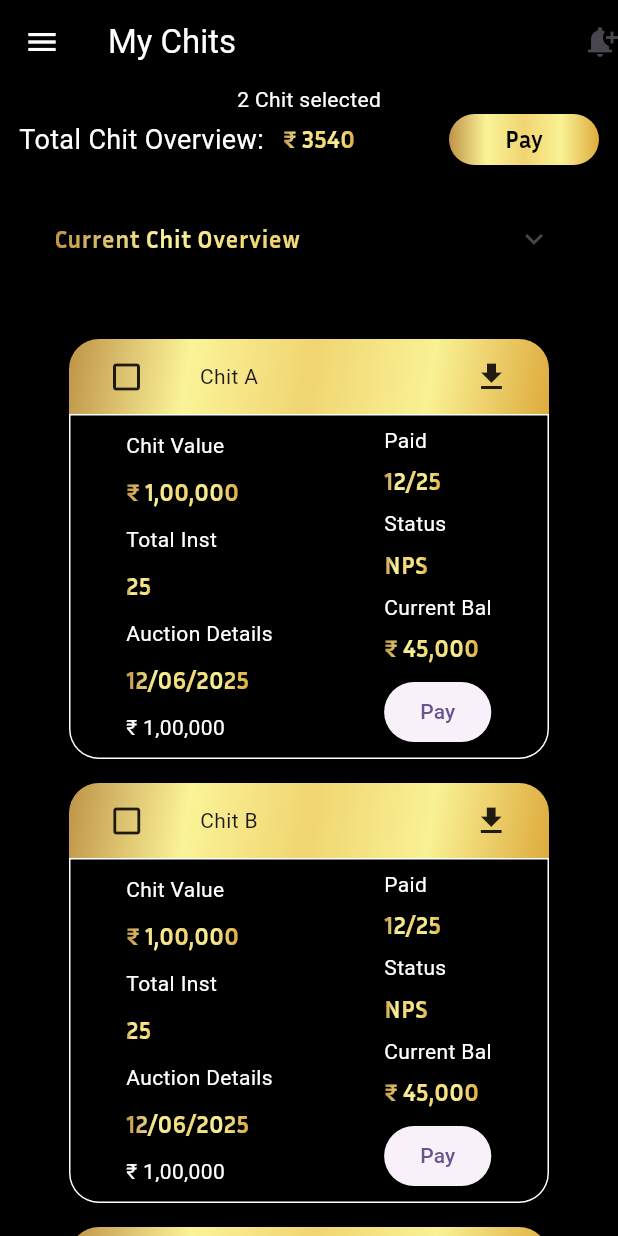
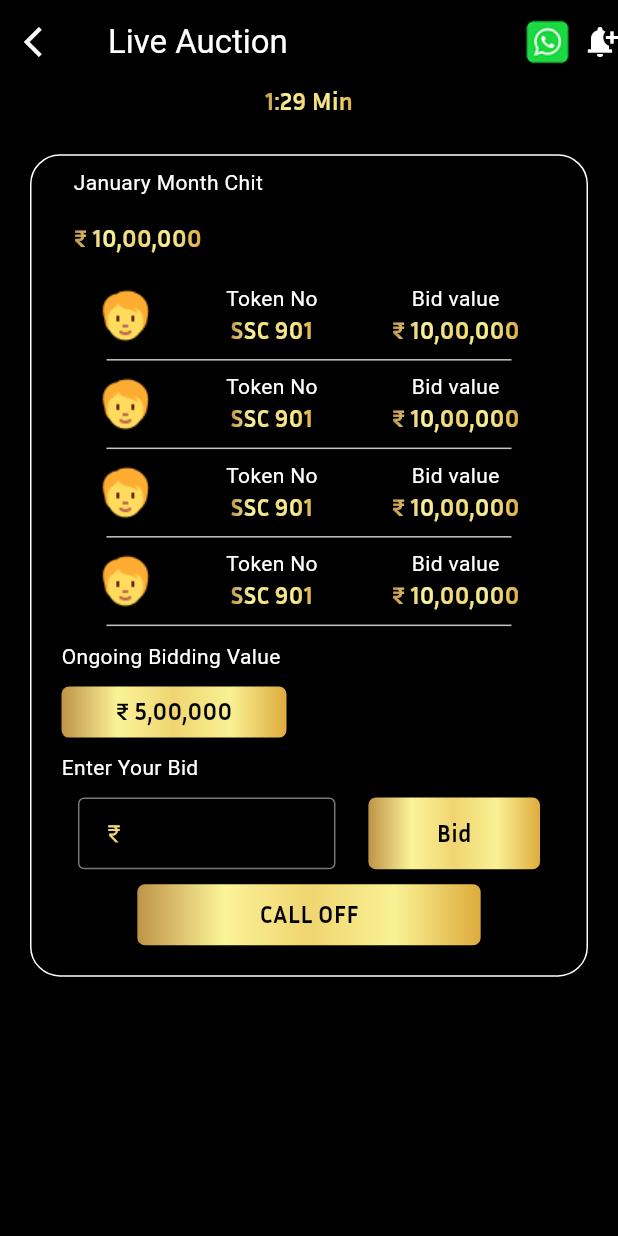
Before and after one commit to kowshik024/Backbone, a Flutter app: the screen it shows after launch, on a phone screen of 412 x 824 dp. Run offline on Flutter 3.47's test engine with Material 3 defaults, Android fonts, the phone set to English and light mode, and no system bars; our stand-ins replace flutter_screenutil, flutter_svg, google_fonts, pin_code_fields, pinput.

Commit message:
live commit

```diff
--- /dev/null
+++ b/lib/Liveauction/LiveScreen.dart
@@ -0,0 +1,262 @@
+import 'package:backbone/utils/gradient_icon.dart';
+import 'package:backbone/utils/gradient_text.dart';
+import 'package:flutter/material.dart';
+import 'package:flutter_screenutil/flutter_screenutil.dart';
+import '../constant/app_colors.dart';
+import '../utils/flutter_custom_text.dart';
+import '../utils/gradient_coloured_button.dart';
+import 'dart:async';
+
+
+
+
+class Livescreen extends StatefulWidget {
+  const Livescreen({super.key});
+
+  @override
+  State<Livescreen> createState() => _LivescreenState();
+}
+
+class _LivescreenState extends State<Livescreen> {
+
+  bool _isColumnVisible = true;
+  bool _dialogShown = false;
+
+
+  late int _minutes;
+  late int _seconds;
+  late Timer _timer;
+
+  @override
+  void initState() {
+    super.initState();
+
+    _minutes = 1;
+    _seconds = 36;
+
+
+    _startTimer();
+  }
+
+
+  void _startTimer() {
+    _timer = Timer.periodic(Duration(seconds: 1), (Timer timer) {
+      if (_seconds == 20) {
+        if (_minutes == 1) {
+          _showAlertDialog();
+
+        } else {
+          _minutes--;
+          _seconds = 59;
+        }
+      } else {
+        _seconds--;
+      }
+
+
+      setState(() {});
+    });
+  }
+
+
+  void _showAlertDialog() {
+    if (!_dialogShown) {
+      setState(() {
+        _dialogShown = true;
+      });
+
+      showModalBottomSheet(
+        context: context,
+        isScrollControlled: true,
+        builder: (BuildContext context) {
+          return Padding(
+            padding: const EdgeInsets.all(20.0),
+            child: Column(
+              mainAxisSize: MainAxisSize.min,
+              children: [
+                Icon(Icons.watch_later, color: Colors.red, size: 80),
+                SizedBox(height: 10),
+                Text(
+                  "Bidding Close Soon! 0:59 sec",
+                  style: TextStyle(fontSize: 18, fontWeight: FontWeight.bold),
+                ),
+                SizedBox(height: 20),
+                Container(
+                  width: double.infinity,
+                  height: 50,
+                  child: GradientColoredButton(
+                    borderRadius: BorderRadius.circular(5),
+                    onTap: () {},
+                    child: FlutterCustomText(
+                      text: 'Bid Now',
+                      color: AppColors().blackColor,
+                    ),
+                  ),
+                ),
+              ],
+            ),
+          );
+        },
+      );
+    }
+  }
+
+
+
+  @override
+  void dispose() {
+    _timer.cancel();
+    super.dispose();
+  }
+
+
+  @override
+  Widget build(BuildContext context) {
+    return Scaffold(
+      backgroundColor: Colors.black,
+      appBar: AppBar(
+        backgroundColor: Colors.black,
+        title: Text('Live Auction',style: TextStyle(color: Colors.white),),
+        leading: Icon(Icons.arrow_back_ios,color: Colors.white,),
+        actions: [Image(image: AssetImage("assets/whatsapp.png")),
+          Icon(Icons.notification_add,color: Colors.white,)
+        ],
+      ),
+      body: Padding(
+        padding: const EdgeInsets.only(left: 20,right: 20),
+        child: Column(children: [
+          GradientText(text: '$_minutes:${_seconds.toString().padLeft(2, '0')} Min'),
+          SizedBox(height: 20.h,),
+          Container(
+            width: double.infinity.w,
+            child: Padding(
+              padding: const EdgeInsets.only(left: 20,right: 20),
+              child: Column(
+                crossAxisAlignment: CrossAxisAlignment.start,
+                children: [
+                Padding(
+                  padding: const EdgeInsets.all(8.0),
+                  child: Text("January Month Chit",style: TextStyle(color: Colors.white),),
+                ),
+                Padding(
+                  padding: const EdgeInsets.all(8.0),
+                  child: GradientText(text: '₹ 10,00,000'),
+                ),
+                  SizedBox(height: 10,),
+                  SizedBox(
+                    height: 200.h,
+                    child: ListView.builder(
+                      itemCount: 4,
+                      itemBuilder: (context, index) {
+                        return Center(
+                          child: Column(
+                            children: [
+                              Row(
+                                mainAxisAlignment: MainAxisAlignment.spaceAround,
+                                children: [
+                                  Image(image: AssetImage('assets/manemoji.png')),
+                                  Column(children: [
+                                    Text("Token No",style: TextStyle(color: Colors.white),),
+                                    GradientText(text: "SSC 901")
+                                  ],),
+                                  Column(children: [
+                                    Text("Bid value",style: TextStyle(color: Colors.white),),
+                                    GradientText(text: "₹ 10,00,000")
+                                  ],)
+                                ],
+                              ),
+                              Divider(
+                                endIndent: 30,
+                                indent: 30,
+                              )
+                            ],
+                          ),
+                        );
+
+                      },
+                    ),
+                  ),
+                  if (_isColumnVisible)
+                  Column(
+                    crossAxisAlignment: CrossAxisAlignment.start,
+                    children: [
+                    Text("Ongoing Bidding Value",style: TextStyle(color: Colors.white),),
+                    SizedBox(height: 10,),
+                    SizedBox(height: 34,width: 150,
+                      child: GradientColoredButton(
+                        borderRadius: BorderRadius.circular(5),
+                        onTap: () {},
+                        child: FlutterCustomText(
+                          text: '₹ 5,00,000',
+                          color: AppColors().blackColor,
+                        ),
+                      ),
+                    ),
+                    SizedBox(height: 10,),
+                    Text("Enter Your Bid",style: TextStyle(color: Colors.white),),
+                    SizedBox(height: 10,),
+                    Row(
+                      mainAxisAlignment: MainAxisAlignment.spaceAround,
+                      children: [
+                        SizedBox(
+                          height: 40.h,
+                          width: 150.w,
+                          child: TextFormField(
+                            decoration: InputDecoration(
+                              border: OutlineInputBorder(),
+                              prefixIcon: GradientIcon(child: Icon(Icons.currency_rupee,color: Colors.white,size: 15,))
+                            ),
+                          ),
+                        ),
+                        SizedBox(height: 40.h,width: 100.w,
+                          child: GradientColoredButton(
+                            borderRadius: BorderRadius.circular(5),
+                            onTap: () {},
+                            child: FlutterCustomText(
+                              text: 'Bid',
+                              color: AppColors().blackColor,
+                            ),
+                          ),
+                        ),
+
+                      ],
+                    ),
+                      SizedBox(height: 10,),
+
+                    Center(
+                      child: SizedBox(height: 34.h,width: 200.w,
+                        child: GradientColoredButton(
+                          borderRadius: BorderRadius.circular(5),
+                          onTap: () {
+                            setState(() {
+                              _isColumnVisible = false;
+                            });
+                          },
+                          child: FlutterCustomText(
+                            text: 'CALL OFF',
+                            color: AppColors().blackColor,
+                          ),
+                        ),
+                      ),
+                    ),
+                      SizedBox(height: 20,)
+                  ],)
+
+
+
+
+              ],),
+            ),
+            decoration: BoxDecoration(
+              borderRadius: BorderRadius.circular(20),
+              border: Border.all(
+                color: Colors.white
+              )
+            ),
+          ),
+
+        ],),
+      ),
+    );
+  }
+}
--- a/lib/main.dart
+++ b/lib/main.dart
@@ -9,6 +9,10 @@ import 'package:backbone/login/welcome_screen.dart';
 import 'package:backbone/utils/bottom_navigation_screen.dart';
 import 'package:flutter/material.dart';
 import 'package:flutter_screenutil/flutter_screenutil.dart';
+
+import 'Liveauction/LiveScreen.dart';
+import 'Liveauction/Liveauction.dart';
+import 'Liveauction/SealingAuction.dart';
 
 
 void main() {
@@ -28,7 +32,7 @@ class MyApp extends StatelessWidget {
         theme: ThemeData(
           colorScheme: ColorScheme.fromSeed(seedColor: Colors.deepPurple),
         ),
-        home: Mychit(),
+        home: Livescreen(),
       ),
     );
   }
```
Also changed, not shown: lib/Liveauction/Liveauction.dart (added, +107 -0 lines), lib/Liveauction/SealingAuction.dart (added, +114 -0 lines), assets/manemoji.png (added).
